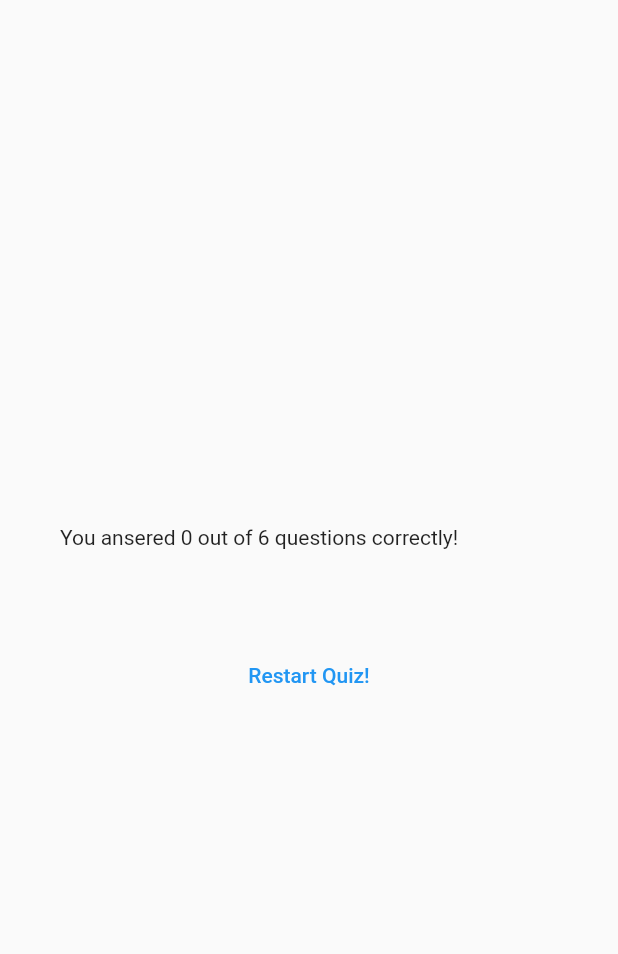
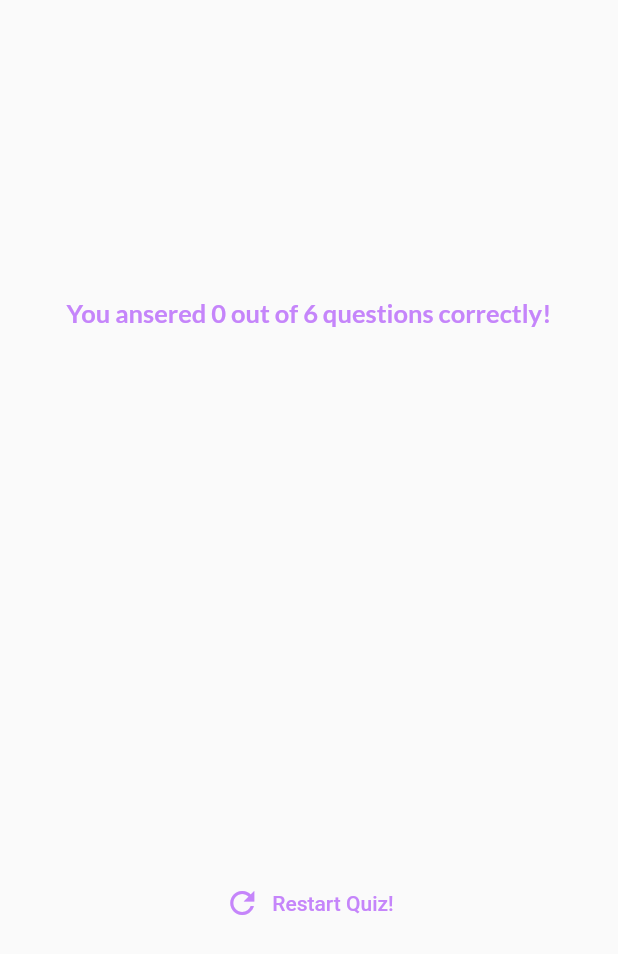
Before and after one commit to scavezze/flutter-course-apps, a Flutter app: the ResutlsScreen widget shown alone on an empty page, opened directly with empty values, on a phone screen of 412 x 824 dp. Shown: the top 954 px of the screen. Run offline on Flutter 3.47's test engine with Material 2 defaults, Android fonts, the phone set to English and light mode, and no system bars; our stand-ins replace google_fonts; missing offline and left inert: dart:ffi.

Commit message:
wrapped up quiz leaning app

```diff
--- a/quiz_app/lib/quiz.dart
+++ b/quiz_app/lib/quiz.dart
@@ -36,7 +36,7 @@ class _QuizState extends State<Quiz> {
   void resetQuiz() {
     setState(() {
       selectedAnsers = [];
-      activeScreen = 'start-screen';
+      activeScreen = 'questions-screen';
     });
   }
 
@@ -54,10 +54,6 @@ class _QuizState extends State<Quiz> {
         chosenAnswers: selectedAnsers,
         onResetQuiz: resetQuiz,
       );
-    }
-
-    if (activeScreen == 'start-screen') {
-      screenWidget = StartScreen(switchScreen);
     }
 
     return MaterialApp(
--- a/quiz_app/lib/results_screen.dart
+++ b/quiz_app/lib/results_screen.dart
@@ -1,4 +1,5 @@
 import 'package:flutter/material.dart';
+import 'package:google_fonts/google_fonts.dart';
 import 'package:quiz_app/data/questions.dart';
 import 'package:quiz_app/questions_summary.dart';
 
@@ -47,14 +48,27 @@ class ResutlsScreen extends StatelessWidget {
           children: [
             Text(
               'You ansered $numCorrectQuestions out of $numTotalQuestions questions correctly!',
+              style: GoogleFonts.lato(
+                color: const Color.fromARGB(255, 197, 133, 250),
+                fontWeight: FontWeight.bold,
+                fontSize: 17,
+              ),
+              textAlign: TextAlign.center,
             ),
             const SizedBox(height: 30),
             QuestionSummary(summaryData),
             const SizedBox(height: 30),
-            TextButton(
+            TextButton.icon(
+              icon: const Icon(
+                Icons.refresh,
+                color: const Color.fromARGB(255, 197, 133, 250),
+              ),
               onPressed: onResetQuiz,
-              child: const Text(
+              label: const Text(
                 'Restart Quiz!',
+                style: TextStyle(
+                  color: const Color.fromARGB(255, 197, 133, 250),
+                ),
               ),
             ),
           ],
```
Also changed, not shown: quiz_app/lib/questions_summary.dart (+58 -6 lines).
